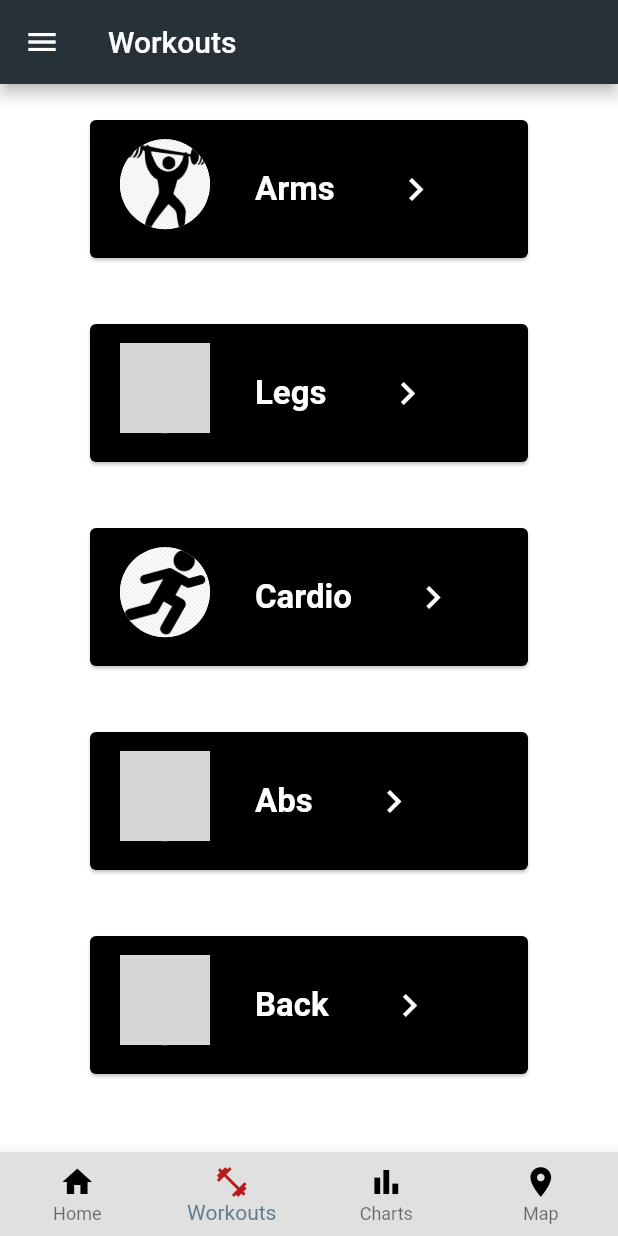
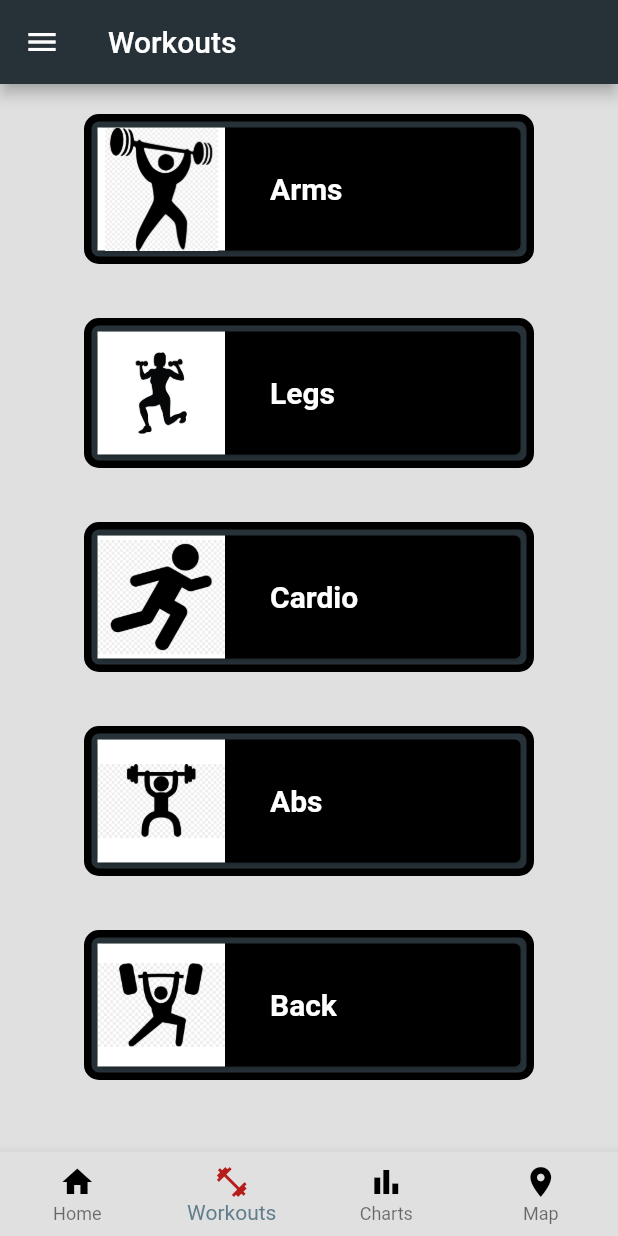
Before and after one commit to ImJonathanZ/Fitness-App, a Flutter app: the screen it shows after launch, item 2 of the bottom bar chosen, on a phone screen of 412 x 824 dp. Run offline on Flutter 3.47's test engine with Material 2 defaults, Android fonts, the light colour scheme and no system bars; our stand-ins replace charts_flutter, cloud_firestore, firebase_core, flutter_i18n, flutter_local_notifications, flutter_map and 6 more; accounts and stored records are empty; statements that could not run were skipped; grey boxes are pictures that could not be loaded.

Commit message:
updated UI

```diff
--- a/final_project/lib/model/category_workouts.dart
+++ b/final_project/lib/model/category_workouts.dart
@@ -31,7 +31,7 @@
       w.add(CategoryWorkout(category: key, sets: value));
     });
 
-    workouts = w;
+    this.workouts = w;
 
     print('Workouts list');
     for (int i = 0; i < workouts.length; i++) {
--- a/final_project/lib/views/homepage/home_page.dart
+++ b/final_project/lib/views/homepage/home_page.dart
@@ -35,6 +35,7 @@
   DateTime date = DateTime.now();
   var displayDate = toDateString(DateTime.now());
 
+  // the list of workouts displayed on the homepage
   List<Workout> workouts = [
     Workout(category: 'Arms', workout: 'Workout', day: ['M', 'TU', 'W']),
     Workout(category: 'Legs', workout: 'Workout', day: ['W', 'TH', 'F']),
@@ -76,6 +77,7 @@
     );
   }
 
+  // displays the listview
   Widget buildUserWorkouts(BuildContext context) {
     return ListView.separated(
       itemCount: workouts.length + 1,
@@ -139,6 +141,7 @@
     );
   }
 
+  // displays the icon in the list view
   Widget getIcon() {
     return Container(
       alignment: Alignment(1.5, -0.2),
--- a/final_project/lib/views/main_screen.dart
+++ b/final_project/lib/views/main_screen.dart
@@ -41,11 +41,6 @@
           backgroundColor: Colors.grey[300],
           type: BottomNavigationBarType.fixed,
           items: appbarIcons.map((AppbarIcon page) {
-            Color color = Colors.grey[300];
-
-            if (page.title == 'Charts') {
-              color = Colors.orange[900];
-            }
             return BottomNavigationBarItem(
               icon: Icon(
                 page.icon,
--- a/final_project/lib/views/workouts/workouts_list.dart
+++ b/final_project/lib/views/workouts/workouts_list.dart
@@ -20,7 +20,7 @@
   @override
   Widget build(BuildContext context) {
     return Scaffold(
-      backgroundColor: Colors.white,
+      backgroundColor: Colors.grey[300],
       appBar: AppBar(
         backgroundColor: Colors.blueGrey[900],
         title: Text(FlutterI18n.translate(context, "workout-list.Appbar")),
@@ -90,58 +90,47 @@
   Widget getIcon(String category) {
     return Container(
       alignment: Alignment(1.5, -0.2),
-      padding: EdgeInsets.only(left: 20),
-      child: Stack(
-        children: <Widget>[
-          CircleAvatar(
-            radius: 30,
-            backgroundImage: AssetImage('assets/images/$category.jpg'),
-            backgroundColor: Colors.white,
+      child: Stack(children: <Widget>[
+        Container(
+          width: 85,
+          height: 100,
+          color: Colors.white,
+          child: Image(
+            image: AssetImage('assets/images/$category.jpg'),
           ),
-        ],
         ),
+      ]),
     );
   }
 
   Widget getWorkout(String category, int index) {
     return Container(
       padding: EdgeInsets.only(left: 30),
-      child: Row(
-        mainAxisAlignment: MainAxisAlignment.spaceBetween,
-        children: <Widget>[
-          Text(FlutterI18n.translate(context, "workout-list.$category"),
+      child: Center(
+        child: Text(FlutterI18n.translate(context, "workout-list.$category"),
             textAlign: TextAlign.center,
             style: TextStyle(
-                  fontSize: 22,
+                fontSize: 20,
                 color: Colors.white,
                 fontWeight: FontWeight.bold)),
-          Container(
-            alignment: Alignment.centerRight,
-            padding: EdgeInsets.only(left: 30),
-            child: IconButton(
-              color: Colors.white,
-              icon: Icon(Icons.navigate_next),
-              iconSize: 30,
-              onPressed: () {
-                selectedCategory = index;
-                print('Button $index clicked');
-                showWorkoutList();
-              },
-            ),
-          ),
-        ],
       ),
     );
   }
 
   Widget buildListItem(String category, int index) {
-    return Container(
-      color: Colors.white,
+    return GestureDetector(
+      child: Container(
+        color: Colors.grey[300],
         alignment: Alignment.center,
         padding: EdgeInsets.only(top: 20),
         child: Container(
           width: 300,
           height: 100,
+          decoration: BoxDecoration(
+            color: Colors.blueGrey[900],
+            border: Border.all(width: 5),
+            borderRadius: BorderRadius.circular(10),
+          ),
           child: Card(
             color: Colors.black,
             child: Row(
@@ -153,6 +142,13 @@
             ),
           ),
         ),
+      ),
+      onTap: () {
+        setState(() {
+          selectedCategory = index;
+        });
+        showWorkoutList();
+      },
     );
   }
 
@@ -163,7 +159,7 @@
         return buildListItem(categories[index], index);
       },
       separatorBuilder: (BuildContext context, int index) =>
-          Divider(color: Colors.white),
+          Divider(color: Colors.grey[300]),
     );
   }
 
```
Also changed, not shown: final_project/lib/views/charts.dart (+6 -40 lines), final_project/lib/views/workouts/view_workouts.dart (+20 -34 lines), final_project/assets/images/Abs.jpg (added), final_project/assets/images/Back.jpg (added), final_project/assets/images/Legs.jpg (renamed from final_project/assets/images/Legs.png). Lines whose indentation alone changed are shown as unchanged.
